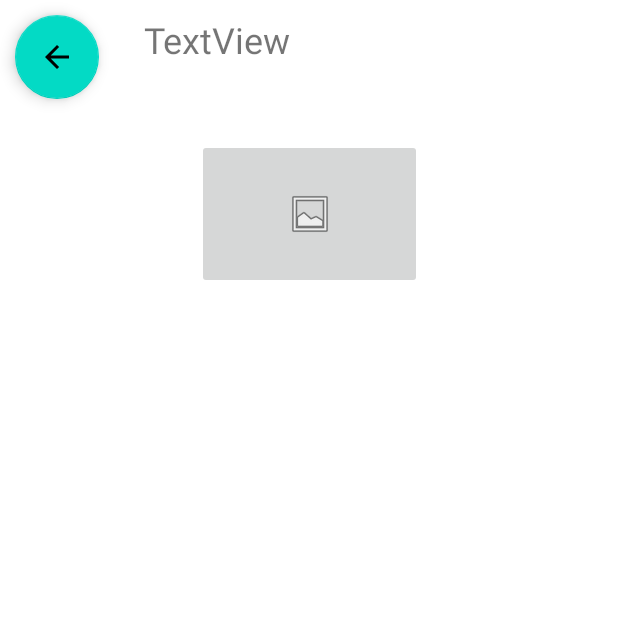
After one commit to SamSultanB/Neobis_Android_Inventory_App, an Android app: the fragment CreateNewFragment shown on its own in the app's theme, on a phone screen of 412 x 824 dp, the top half of it. The commit adds this screen. Run offline under Robolectric (Android 15) with nearby library versions, the phone set to English and light mode, and no system bars.

Commit message:
recyclerView class

```diff
--- a/app/build.gradle
+++ b/app/build.gradle
@@ -52,4 +52,8 @@ dependencies {
     implementation "androidx.navigation:navigation-ui-ktx:2.5.3"
     //glide
     implementation 'com.github.bumptech.glide:glide:4.12.0'
+
+    //room
+    implementation "android.arch.persistence.room:runtime:1.0.0"
+    annotationProcessor "android.arch.persistence.room:compiler:1.0.0"
 }
--- /dev/null
+++ b/app/src/main/java/com/example/inventory/AppDatabase.kt
@@ -0,0 +1,4 @@
+package com.example.inventory
+
+abstract class AppDatabase {
+}
--- /dev/null
+++ b/app/src/main/java/com/example/inventory/CreateNewFragment.kt
@@ -0,0 +1,19 @@
+package com.example.inventory
+
+import android.os.Bundle
+import androidx.fragment.app.Fragment
+import android.view.LayoutInflater
+import android.view.View
+import android.view.ViewGroup
+
+class CreateNewFragment : Fragment() {
+
+    override fun onCreateView(
+        inflater: LayoutInflater, container: ViewGroup?,
+        savedInstanceState: Bundle?
+    ): View? {
+        // Inflate the layout for this fragment
+        return inflater.inflate(R.layout.fragment_create_new, container, false)
+    }
+
+}
--- /dev/null
+++ b/app/src/main/java/com/example/inventory/RecyclerViewAdapter.kt
@@ -0,0 +1,5 @@
+package com.example.inventory
+
+class RecyclerViewAdapter(val crossList: ArrayList<Cross>) {
+
+}
--- /dev/null
+++ b/app/src/main/res/layout/fragment_create_new.xml
@@ -0,0 +1,44 @@
+<?xml version="1.0" encoding="utf-8"?>
+<androidx.constraintlayout.widget.ConstraintLayout xmlns:android="http://schemas.android.com/apk/res/android"
+    xmlns:app="http://schemas.android.com/apk/res-auto"
+    xmlns:tools="http://schemas.android.com/tools"
+    android:layout_width="match_parent"
+    android:layout_height="match_parent"
+    tools:context=".CreateNewFragment">
+
+
+    <TextView
+        android:id="@+id/textView"
+        android:layout_width="wrap_content"
+        android:layout_height="wrap_content"
+        android:layout_marginStart="30dp"
+        android:layout_marginTop="10dp"
+        android:text="TextView"
+        android:textSize="24sp"
+        app:layout_constraintStart_toEndOf="@+id/floatingActionButton2"
+        app:layout_constraintTop_toTopOf="parent" />
+
+    <com.google.android.material.floatingactionbutton.FloatingActionButton
+        android:id="@+id/floatingActionButton2"
+        android:layout_width="wrap_content"
+        android:layout_height="wrap_content"
+        android:layout_marginStart="10dp"
+        android:layout_marginTop="10dp"
+        android:clickable="true"
+        android:src="?attr/actionModeCloseDrawable"
+        app:layout_constraintStart_toStartOf="parent"
+        app:layout_constraintTop_toTopOf="parent" />
+
+    <ImageButton
+        android:id="@+id/imageButton"
+        android:layout_width="150dp"
+        android:layout_height="100dp"
+        android:layout_marginStart="105dp"
+        android:layout_marginTop="50dp"
+        android:layout_marginEnd="105dp"
+        android:src="@android:drawable/ic_menu_gallery"
+        app:layout_constraintEnd_toEndOf="parent"
+        app:layout_constraintStart_toStartOf="parent"
+        app:layout_constraintTop_toBottomOf="@+id/textView" />
+
+</androidx.constraintlayout.widget.ConstraintLayout>
```
Also changed, not shown: app/src/main/java/com/example/inventory/Cross.kt (added, +15 -0 lines), app/src/main/java/com/example/inventory/UserDao.kt (added, +7 -0 lines), app/src/main/res/layout/fragment_main_page.xml (+18 -8 lines), build.gradle (line endings or trailing spaces).
